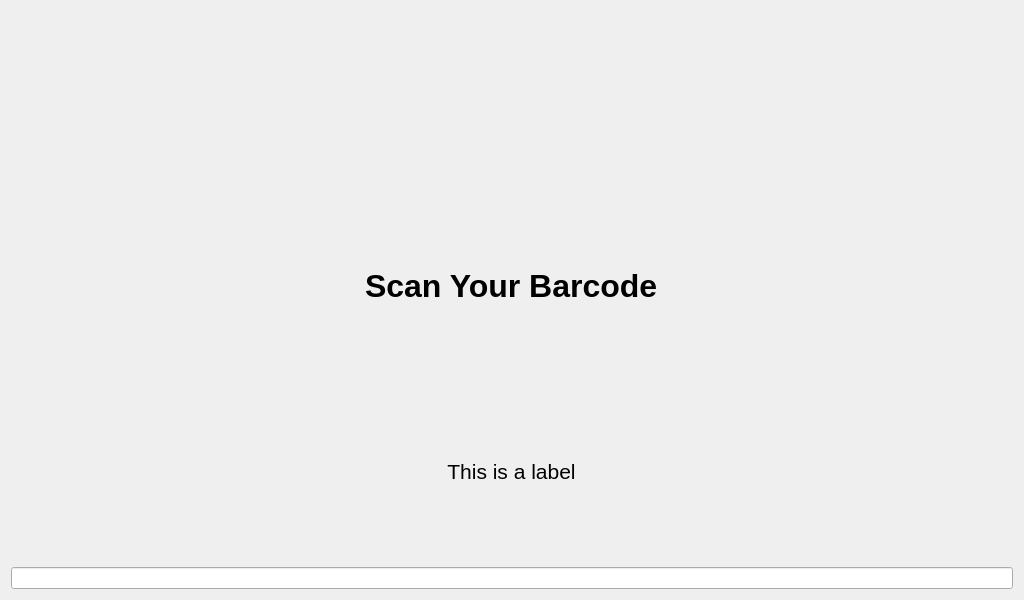
Qt form MainWidget.ui (washide/TimeTrack4237) before a commit.
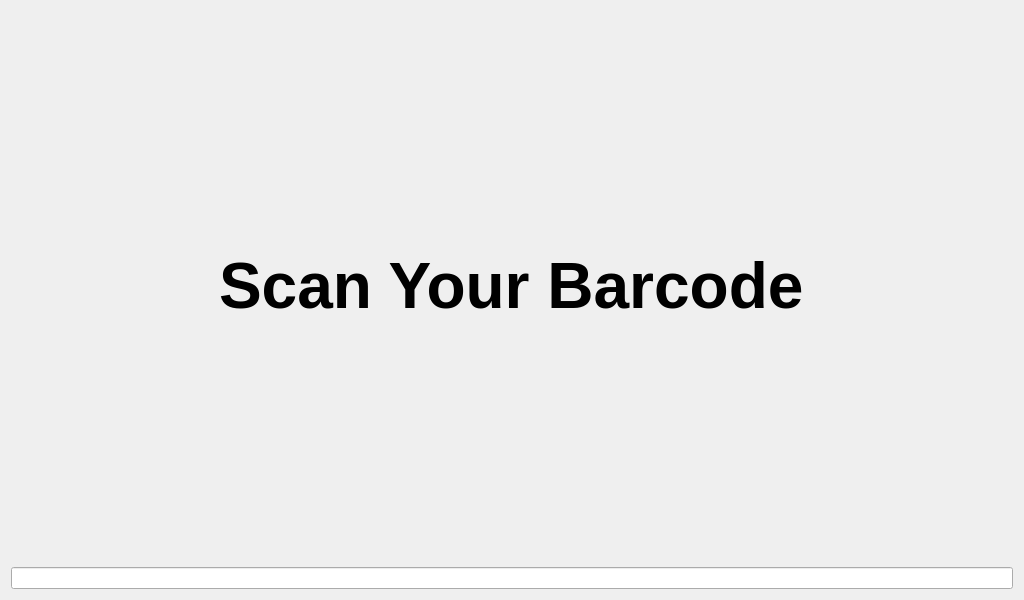
The same form after that commit. Icons and pictures are not drawn.

Commit message: Changed formatting of both widgets to look better on the kiosk screen

```diff
--- a/MainWidget.ui
+++ b/MainWidget.ui
@@ -31,7 +31,7 @@
     <widget class="QLabel" name="label">
      <property name="font">
       <font>
-       <pointsize>24</pointsize>
+       <pointsize>48</pointsize>
        <weight>75</weight>
        <bold>true</bold>
       </font>
@@ -51,11 +51,11 @@
      </property>
      <property name="font">
       <font>
-       <pointsize>16</pointsize>
+       <pointsize>32</pointsize>
       </font>
      </property>
      <property name="text">
-      <string>This is a label</string>
+      <string/>
      </property>
      <property name="scaledContents">
       <bool>false</bool>
```
The commit also changes 3 other files.
